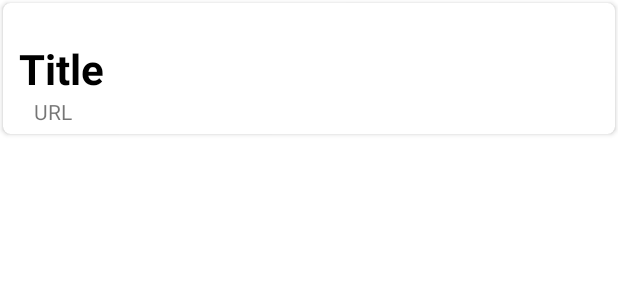
After one commit to jamesocoder/cs5520, an Android app: the layout card_a04.xml on its own in the app's theme, with its tools: preview values and no code run, on a phone screen of 412 x 824 dp. The commit adds this screen. Shown: the top 300 px of the screen. Run offline under Robolectric (Android 15) with nearby library versions, the phone set to English and light mode, and no system bars.

Commit message:
a04 card layout working

```diff
--- a/app/src/main/AndroidManifest.xml
+++ b/app/src/main/AndroidManifest.xml
@@ -11,7 +11,8 @@
         android:theme="@style/Theme.NUMAD22Sp_JamesOuk">
         <activity
             android:name=".A04"
-            android:exported="false" />
+            android:exported="false"
+            android:theme="@style/Theme.NUMAD22Sp_JamesOuk.NoActionBar"/>
         <activity
             android:name=".A03"
             android:exported="false" />
@@ -20,7 +21,6 @@
             android:exported="true">
             <intent-filter>
                 <action android:name="android.intent.action.MAIN" />
-
                 <category android:name="android.intent.category.LAUNCHER" />
             </intent-filter>
         </activity>
--- /dev/null
+++ b/app/src/main/res/layout/card_a04.xml
@@ -0,0 +1,46 @@
+<?xml version="1.0" encoding="utf-8"?>
+<!--Note how layout_width and _height are different. The height should be limited to the contents
+of each card-->
+<androidx.cardview.widget.CardView
+    xmlns:android="http://schemas.android.com/apk/res/android"
+    xmlns:app="http://schemas.android.com/apk/res-auto"
+    android:layout_width="match_parent"
+    android:layout_height="wrap_content"
+    android:layout_margin="2dp"
+    app:cardCornerRadius="5dp">
+
+    <androidx.constraintlayout.widget.ConstraintLayout
+        android:layout_width="match_parent"
+        android:layout_height="match_parent"
+        android:layout_margin="5dp">
+
+        <TextView
+            android:id="@+id/card_title"
+            android:layout_width="wrap_content"
+            android:layout_height="wrap_content"
+            android:text="@string/a04Title"
+            android:textColor="@android:color/black"
+            android:textSize="28sp"
+            android:textStyle="bold"
+            app:layout_constraintBottom_toBottomOf="@+id/card_url"
+            app:layout_constraintTop_toTopOf="parent"
+            app:layout_constraintStart_toStartOf="parent"
+            app:layout_constraintEnd_toEndOf="parent"
+            app:layout_constraintHorizontal_bias="0"
+            android:layout_margin="5dp"/>
+
+        <TextView
+            android:id="@+id/card_url"
+            android:layout_width="wrap_content"
+            android:layout_height="wrap_content"
+            android:text="@string/a04Url"
+            app:layout_constraintBottom_toBottomOf="parent"
+            app:layout_constraintTop_toBottomOf="@+id/card_title"
+            app:layout_constraintStart_toStartOf="parent"
+            app:layout_constraintEnd_toEndOf="parent"
+            app:layout_constraintHorizontal_bias="0"
+            android:layout_marginLeft="15dp"/>
+
+    </androidx.constraintlayout.widget.ConstraintLayout>
+
+</androidx.cardview.widget.CardView>
--- a/app/src/main/res/values/strings.xml
+++ b/app/src/main/res/values/strings.xml
@@ -1,6 +1,9 @@
 <resources>
+    <!-- Assignment 01 -->
     <string name="app_name">NUMAD22Sp_JamesOuk</string>
     <string name="about_me">About Me</string>
+
+    <!-- Assignment 03 -->
     <string name="a03">Clicky Clicky</string>
     <string name="btn_a">A</string>
     <string name="btn_b">B</string>
@@ -9,5 +12,9 @@
     <string name="btn_e">E</string>
     <string name="btn_f">F</string>
     <string name="txt_pressed">Pressed: -</string>
+
+    <!-- Assignment 04 -->
     <string name="a04">Link Collector</string>
+    <string name="a04Title">Title</string>
+    <string name="a04Url">URL</string>
 </resources>
--- a/app/src/main/res/values/themes.xml
+++ b/app/src/main/res/values/themes.xml
@@ -13,4 +13,9 @@
         <item name="android:statusBarColor" tools:targetApi="l">?attr/colorPrimaryVariant</item>
         <!-- Customize your theme here. -->
     </style>
+
+    <style name="Theme.NUMAD22Sp_JamesOuk.NoActionBar">
+        <item name="windowActionBar">false</item>
+        <item name="windowNoTitle">true</item>
+    </style>
 </resources>
```
Also changed, not shown: app/src/main/java/edu/neu/madcourse/numad22sp_jamesouk/A04.java (+13 -0 lines), app/src/main/java/edu/neu/madcourse/numad22sp_jamesouk/A04Card.java (added, +23 -0 lines), app/src/main/java/edu/neu/madcourse/numad22sp_jamesouk/A04Holder.java (added, +15 -0 lines), app/src/main/java/edu/neu/madcourse/numad22sp_jamesouk/MainActivity.java (+6 -2 lines), app/src/main/res/layout/activity_a04.xml (+25 -1 lines), 25 other files.
